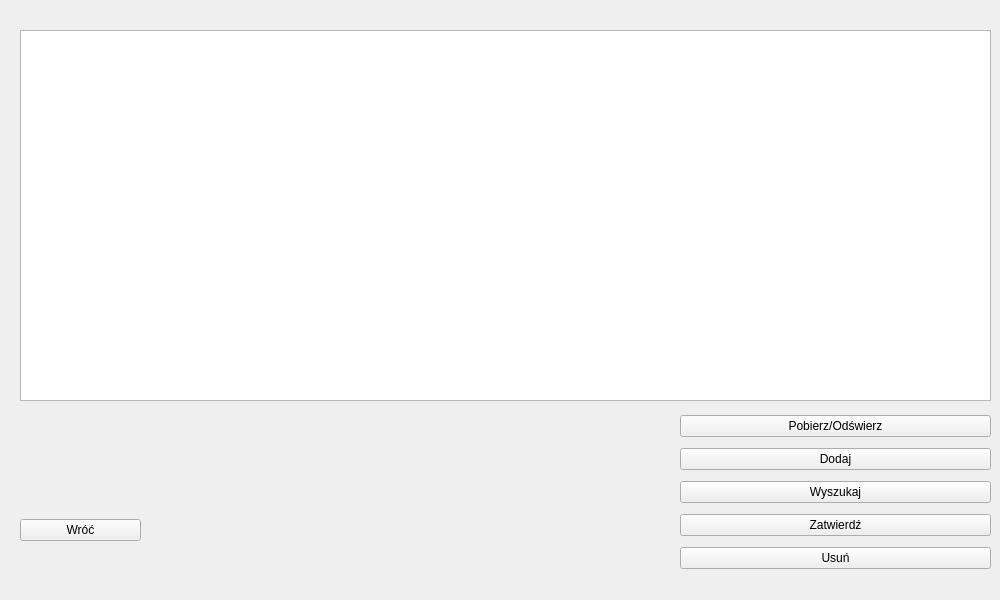
First picture: the form in przegladarkiRozlaczne/przejazdy.ui, repository margap1998/Bazy-danych-taxi, before the edit.
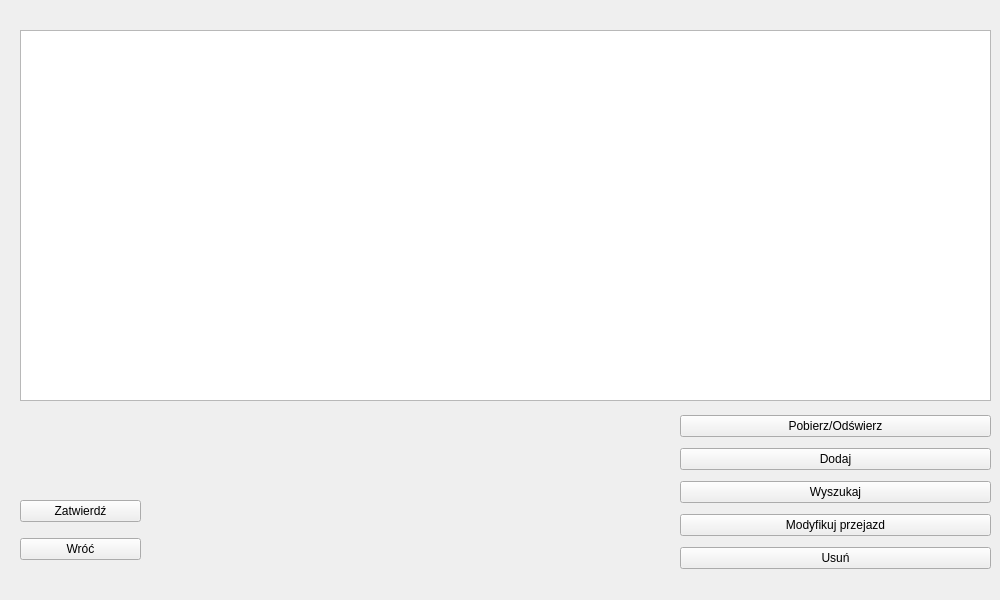
Second picture: the form after the edit.

Diff of the .ui file:
```diff
--- a/przegladarkiRozlaczne/przejazdy.ui
+++ b/przegladarkiRozlaczne/przejazdy.ui
@@ -35,6 +35,13 @@
     </rect>
    </property>
    <layout class="QVBoxLayout" name="verticalLayout_3">
+    <item>
+     <widget class="QPushButton" name="ZatwierdzButton_2">
+      <property name="text">
+       <string>Zatwierdź</string>
+      </property>
+     </widget>
+    </item>
     <item>
      <widget class="QPushButton" name="WrocButton_2">
       <property name="text">
@@ -86,9 +93,9 @@
      </widget>
     </item>
     <item>
-     <widget class="QPushButton" name="ZatwierdzButton_2">
+     <widget class="QPushButton" name="modyfikuj">
       <property name="text">
-       <string>Zatwierdź</string>
+       <string>Modyfikuj przejazd</string>
       </property>
      </widget>
     </item>
```
